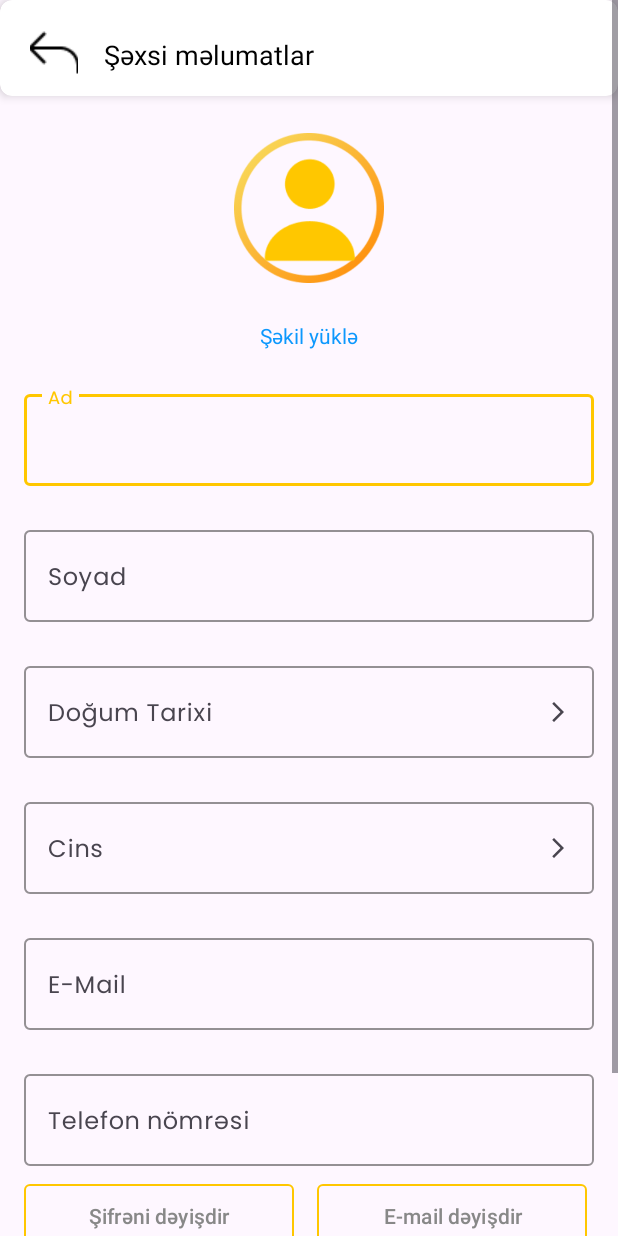
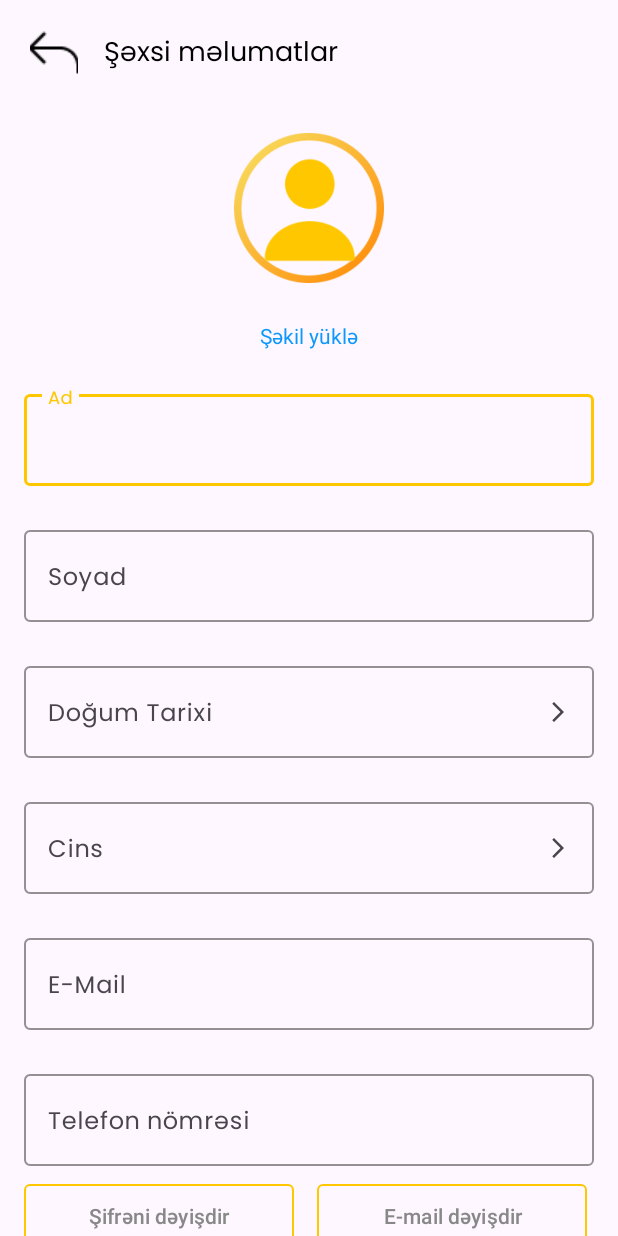
Before and after one commit to TheSarKhan/bendis-android, an Android app: the layout fragment_profile.xml on its own in the app's theme, with its tools: preview values and no code run, on a phone screen of 412 x 824 dp. Run offline under Robolectric (Android 15) with nearby library versions, the phone set to English and light mode, and no system bars.

Commit message:
Yeni düzəlişlər edildi

```diff
--- a/app/src/main/res/layout/fragment_profile.xml
+++ b/app/src/main/res/layout/fragment_profile.xml
@@ -1,22 +1,21 @@
 <?xml version="1.0" encoding="utf-8"?>
-<ScrollView xmlns:android="http://schemas.android.com/apk/res/android"
+<androidx.core.widget.NestedScrollView xmlns:android="http://schemas.android.com/apk/res/android"
     xmlns:app="http://schemas.android.com/apk/res-auto"
     xmlns:tools="http://schemas.android.com/tools"
     android:layout_width="match_parent"
     android:layout_height="match_parent"
-    android:fillViewport="true"
-    tools:context=".ui.view.ProfileFragment">
+    android:fillViewport="true">
 
     <androidx.constraintlayout.widget.ConstraintLayout
         android:layout_width="match_parent"
-        android:layout_height="wrap_content">
+        android:layout_height="wrap_content"
+        tools:context=".ui.view.ProfileFragment">
 
-        <androidx.cardview.widget.CardView
-            android:id="@+id/cardView"
+        <androidx.appcompat.widget.Toolbar
+            android:id="@+id/ToolbarProfile"
             android:layout_width="match_parent"
-            android:layout_height="64dp"
-            app:cardCornerRadius="8dp"
-            app:cardElevation="4dp"
+            android:layout_height="wrap_content"
+            app:title="@string/Profile"
             app:layout_constraintTop_toTopOf="parent"
             app:layout_constraintStart_toStartOf="parent"
             app:layout_constraintEnd_toEndOf="parent">
@@ -28,7 +27,7 @@
                 android:layout_marginTop="20dp">
 
                 <ImageButton
-                    android:id="@+id/backimgbtn"
+                    android:id="@+id/BackImgButton"
                     android:layout_width="32dp"
                     android:layout_height="32dp"
                     android:layout_gravity="center_vertical"
@@ -39,28 +38,28 @@
                     app:layout_constraintBottom_toBottomOf="parent" />
 
                 <TextView
-                    android:id="@+id/textView3"
+                    android:id="@+id/ProfileTv"
                     android:layout_width="wrap_content"
                     android:layout_height="wrap_content"
                     android:text="@string/SexsiMelumatlar"
                     android:textSize="18sp"
+                    android:fontFamily="@font/poppins"
                     android:textColor="@color/black"
                     android:layout_marginStart="17dp"
-                    app:layout_constraintStart_toEndOf="@id/backimgbtn"
-                    app:layout_constraintTop_toTopOf="@id/backimgbtn"
-                    app:layout_constraintBottom_toBottomOf="@id/backimgbtn" />
+                    app:layout_constraintStart_toEndOf="@id/BackImgButton"
+                    app:layout_constraintTop_toTopOf="@id/BackImgButton"
+                    app:layout_constraintBottom_toBottomOf="@id/BackImgButton" />
 
             </androidx.constraintlayout.widget.ConstraintLayout>
-        </androidx.cardview.widget.CardView>
+        </androidx.appcompat.widget.Toolbar>
 
         <FrameLayout
-            android:id="@+id/layoutProfilImage"
+            android:id="@+id/ProfileImageLayout"
             android:layout_width="match_parent"
             android:layout_height="150dp"
-            app:layout_constraintTop_toBottomOf="@id/cardView">
+            app:layout_constraintTop_toBottomOf="@id/ToolbarProfile">
 
             <ImageView
-                android:id="@+id/imageView"
                 android:layout_width="100dp"
                 android:layout_height="100dp"
                 android:layout_gravity="center"
@@ -76,18 +75,18 @@
 
 
         <TextView
-            android:id="@+id/txtImage"
-            app:layout_constraintTop_toBottomOf="@id/layoutProfilImage"
+            android:id="@+id/UploadImageTv"
+            app:layout_constraintTop_toBottomOf="@id/ProfileImageLayout"
             android:layout_width="match_parent"
             android:textColor="#0D98FD"
             android:gravity="center"
             android:layout_height="wrap_content"
-            android:text="Şəkil yüklə" />
+            android:text="@string/UploadImage" />
 
 
         <!-- TextInputLayouts -->
         <com.google.android.material.textfield.TextInputLayout
-            android:id="@+id/textInputLayout"
+            android:id="@+id/FirstNameTIL"
             android:layout_width="0dp"
             android:layout_height="wrap_content"
             android:layout_marginStart="16dp"
@@ -97,12 +96,12 @@
             app:cursorColor="@color/main_color"
             app:endIconMode="clear_text"
             app:hintTextColor="@color/main_color"
-            app:layout_constraintTop_toBottomOf="@id/txtImage"
+            app:layout_constraintTop_toBottomOf="@id/UploadImageTv"
             app:layout_constraintStart_toStartOf="parent"
             app:layout_constraintEnd_toEndOf="parent">
 
             <com.google.android.material.textfield.TextInputEditText
-                android:id="@+id/etName"
+                android:id="@+id/NameEt"
                 android:layout_width="match_parent"
                 android:layout_height="wrap_content"
                 android:fontFamily="@font/poppins"
@@ -111,7 +110,7 @@
         </com.google.android.material.textfield.TextInputLayout>
 
         <com.google.android.material.textfield.TextInputLayout
-            android:id="@+id/textInputLayout2"
+            android:id="@+id/SurnameTIL"
             android:layout_width="0dp"
             android:layout_height="wrap_content"
             android:layout_marginStart="16dp"
@@ -121,12 +120,12 @@
             app:cursorColor="@color/main_color"
             app:endIconMode="clear_text"
             app:hintTextColor="@color/main_color"
-            app:layout_constraintTop_toBottomOf="@id/textInputLayout"
+            app:layout_constraintTop_toBottomOf="@id/FirstNameTIL"
             app:layout_constraintStart_toStartOf="parent"
             app:layout_constraintEnd_toEndOf="parent">
 
             <com.google.android.material.textfield.TextInputEditText
-                android:id="@+id/etSurname"
+                android:id="@+id/SurnameEt"
                 android:layout_width="match_parent"
                 android:layout_height="wrap_content"
                 android:fontFamily="@font/poppins"
@@ -135,7 +134,7 @@
         </com.google.android.material.textfield.TextInputLayout>
 
         <com.google.android.material.textfield.TextInputLayout
-            android:id="@+id/textInputLayout3"
+            android:id="@+id/BirthDateTIL"
             android:layout_width="0dp"
             android:layout_height="wrap_content"
             android:layout_marginStart="16dp"
@@ -146,12 +145,12 @@
             app:endIconMode="custom"
             app:endIconDrawable="@drawable/arrow"
             app:hintTextColor="@color/main_color"
-            app:layout_constraintTop_toBottomOf="@id/textInputLayout2"
+            app:layout_constraintTop_toBottomOf="@id/SurnameTIL"
             app:layout_constraintStart_toStartOf="parent"
             app:layout_constraintEnd_toEndOf="parent">
 
             <com.google.android.material.textfield.TextInputEditText
-                android:id="@+id/etBirthday"
+                android:id="@+id/BirthDateEt"
                 android:layout_width="match_parent"
                 android:layout_height="wrap_content"
                 android:fontFamily="@font/poppins"
@@ -160,7 +159,7 @@
         </com.google.android.material.textfield.TextInputLayout>
 
         <com.google.android.material.textfield.TextInputLayout
-            android:id="@+id/textInputLayout4"
+            android:id="@+id/GenderTIL"
             android:layout_width="0dp"
             android:layout_height="wrap_content"
             android:layout_marginStart="16dp"
@@ -171,12 +170,12 @@
             app:endIconMode="custom"
             app:endIconDrawable="@drawable/arrow"
             app:hintTextColor="@color/main_color"
-            app:layout_constraintTop_toBottomOf="@id/textInputLayout3"
+            app:layout_constraintTop_toBottomOf="@id/BirthDateTIL"
             app:layout_constraintStart_toStartOf="parent"
             app:layout_constraintEnd_toEndOf="parent">
 
             <com.google.android.material.textfield.TextInputEditText
-                android:id="@+id/etGender"
+                android:id="@+id/GenderEt"
                 android:layout_width="match_parent"
                 android:layout_height="wrap_content"
                 android:fontFamily="@font/poppins"
@@ -185,7 +184,7 @@
         </com.google.android.material.textfield.TextInputLayout>
 
         <com.google.android.material.textfield.TextInputLayout
-            android:id="@+id/textInputLayout5"
+            android:id="@+id/EmailTIL2"
             android:layout_width="0dp"
             android:layout_height="wrap_content"
             android:layout_marginStart="16dp"
@@ -195,12 +194,12 @@
             app:cursorColor="@color/main_color"
             app:endIconMode="clear_text"
             app:hintTextColor="@color/main_color"
-            app:layout_constraintTop_toBottomOf="@id/textInputLayout4"
+            app:layout_constraintTop_toBottomOf="@id/GenderTIL"
             app:layout_constraintStart_toStartOf="parent"
             app:layout_constraintEnd_toEndOf="parent">
 
             <com.google.android.material.textfield.TextInputEditText
-                android:id="@+id/etEmail"
+                android:id="@+id/EmailEt2"
                 android:layout_width="match_parent"
                 android:layout_height="wrap_content"
                 android:fontFamily="@font/poppins"
@@ -209,7 +208,7 @@
         </com.google.android.material.textfield.TextInputLayout>
 
         <com.google.android.material.textfield.TextInputLayout
-            android:id="@+id/textInputLayout6"
+            android:id="@+id/PhoneTIL"
             android:layout_width="0dp"
             android:layout_height="wrap_content"
             android:layout_marginStart="16dp"
@@ -219,12 +218,12 @@
             app:cursorColor="@color/main_color"
             app:endIconMode="clear_text"
             app:hintTextColor="@color/main_color"
-            app:layout_constraintTop_toBottomOf="@id/textInputLayout5"
+            app:layout_constraintTop_toBottomOf="@id/EmailTIL2"
             app:layout_constraintStart_toStartOf="parent"
             app:layout_constraintEnd_toEndOf="parent">
 
             <com.google.android.material.textfield.TextInputEditText
-                android:id="@+id/etPhone"
+                android:id="@+id/PhoneEt"
                 android:layout_width="match_parent"
                 android:layout_height="wrap_content"
                 android:fontFamily="@font/poppins"
@@ -233,39 +232,39 @@
         </com.google.android.material.textfield.TextInputLayout>
 
         <com.google.android.material.button.MaterialButton
-            android:id="@+id/changePassword"
+            android:id="@+id/changePasswordMBtn"
             android:layout_width="180dp"
             android:layout_height="50dp"
             android:layout_marginTop="8dp"
             android:layout_marginEnd="16dp"
             android:layout_marginBottom="8dp"
-            android:text="Şifrəni dəyişdir"
-            app:layout_constraintStart_toStartOf="@id/textInputLayout6"
+            android:text="@string/ChangePassword2"
+            app:layout_constraintStart_toStartOf="@id/PhoneTIL"
             android:textColor="@color/text_hint_color"
             app:backgroundTint="@android:color/transparent"
             app:cornerRadius="4dp"
-            app:layout_constraintTop_toBottomOf="@id/textInputLayout6"
+            app:layout_constraintTop_toBottomOf="@id/PhoneTIL"
             app:strokeColor="@color/main_color"
             app:strokeWidth="1dp" />
 
         <com.google.android.material.button.MaterialButton
-            android:id="@+id/changeEmail"
+            android:id="@+id/changeEmailMBtn"
             android:layout_width="180dp"
             android:layout_height="50dp"
             android:layout_marginTop="8dp"
             android:layout_marginEnd="16dp"
             android:layout_marginStart="15dp"
             android:layout_marginBottom="8dp"
-            android:text="E-mail dəyişdir"
-            app:layout_constraintStart_toEndOf="@id/changePassword"
+            android:text="@string/ChangeEmail2"
+            app:layout_constraintStart_toEndOf="@id/changePasswordMBtn"
             android:textColor="@color/text_hint_color"
             app:backgroundTint="@android:color/transparent"
             app:cornerRadius="4dp"
-            app:layout_constraintTop_toBottomOf="@id/textInputLayout6"
+            app:layout_constraintTop_toBottomOf="@id/PhoneTIL"
             app:strokeColor="@color/main_color"
             app:strokeWidth="1dp" />
         <Button
-            android:id="@+id/btnSave"
+            android:id="@+id/SaveBtn"
             android:layout_width="0dp"
             android:layout_height="wrap_content"
             android:layout_marginStart="16dp"
@@ -279,10 +278,10 @@
             android:textStyle="bold"
             android:layout_marginBottom="50dp"
             app:cornerRadius="5dp"
-            app:layout_constraintTop_toBottomOf="@id/changePassword"
+            app:layout_constraintTop_toBottomOf="@id/changePasswordMBtn"
             app:layout_constraintStart_toStartOf="parent"
             app:layout_constraintEnd_toEndOf="parent"
             app:layout_constraintBottom_toBottomOf="parent" />
 
     </androidx.constraintlayout.widget.ConstraintLayout>
-</ScrollView>
+</androidx.core.widget.NestedScrollView>
```
Also changed, not shown: app/src/main/java/com/bendis/ui/view/MyAccountFragment.kt (added, +60 -0 lines), app/src/main/res/layout/fragment_my_account.xml (added, +341 -0 lines), app/src/main/res/layout/fragment_register.xml (+32 -32 lines), app/src/main/res/layout/recycler_items_my_orders.xml (+22 -16 lines), app/src/main/res/values/strings.xml (+28 -0 lines), app/src/main/res/drawable/arrow2.png (added), app/src/main/res/drawable/box.png (added), app/src/main/res/drawable/earth.png (added), app/src/main/res/drawable/exit.png (added), app/src/main/res/drawable/help.png (added), app/src/main/res/drawable/info.png (added), app/src/main/res/drawable/location.png (added), app/src/main/res/drawable/message.png (added), app/src/main/res/drawable/myaccount.png (added), 4 more files.
